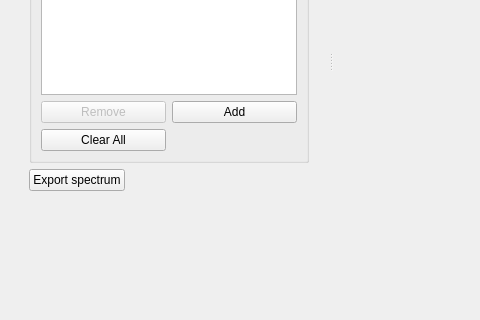
Before: the Qt Designer form mantidimaging/gui/ui/spectrum_viewer.ui in mantidproject/mantidimaging, drawn with Qt 5; both pictures show x 0 to 480 and y 309 to 629 of the 921 by 739 pixel window.
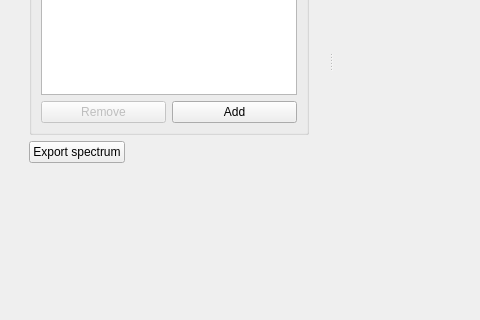
After: the same form once the commit is applied. Custom widgets are drawn as their Qt base class.

Commit message: Remove clear all ROI functionality from Spectrum Viewer

Diff of the .ui file:
```diff
--- a/mantidimaging/gui/ui/spectrum_viewer.ui
+++ b/mantidimaging/gui/ui/spectrum_viewer.ui
@@ -206,16 +206,6 @@
                                                             </property>
                                                         </widget>
                                                     </item>
-                                                    <item row="1" column="0">
-                                                        <widget class="QPushButton" name="clearAllBtn">
-                                                            <property name="toolTip">
-                                                                <string>&lt;html&gt;&lt;head/&gt;&lt;body&gt;&lt;p&gt;Removes all rows from the table.&lt;/p&gt;&lt;/body&gt;&lt;/html&gt;</string>
-                                                            </property>
-                                                            <property name="text">
-                                                                <string>Clear All</string>
-                                                            </property>
-                                                        </widget>
-                                                    </item>
                                                 </layout>
                                             </item>
                                         </layout>
```
The commit also changes 3 other files.
